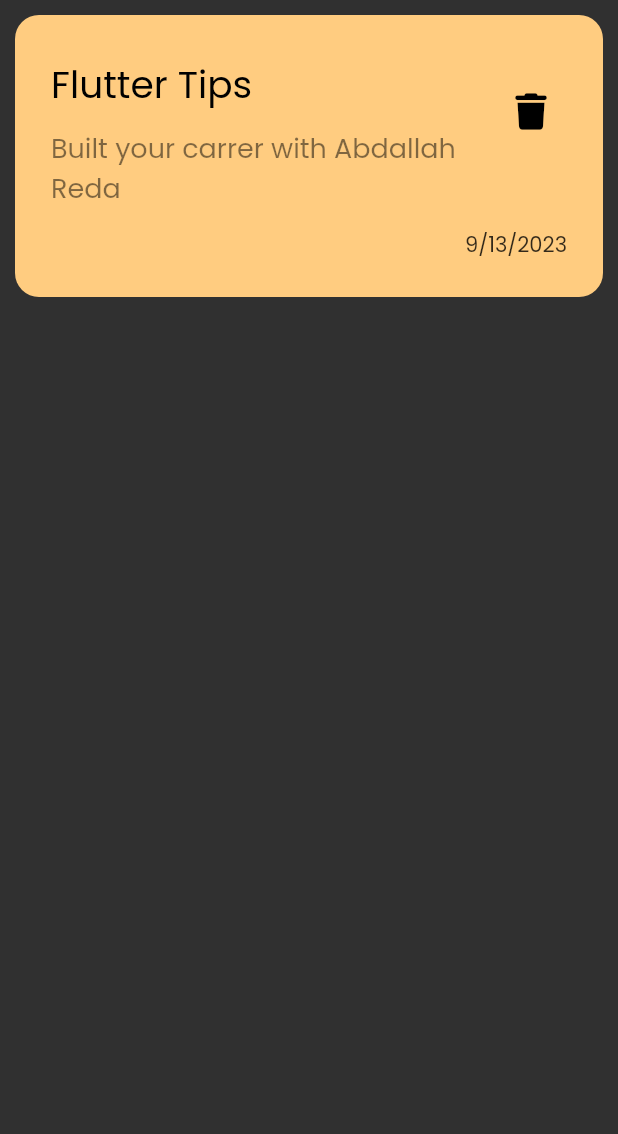
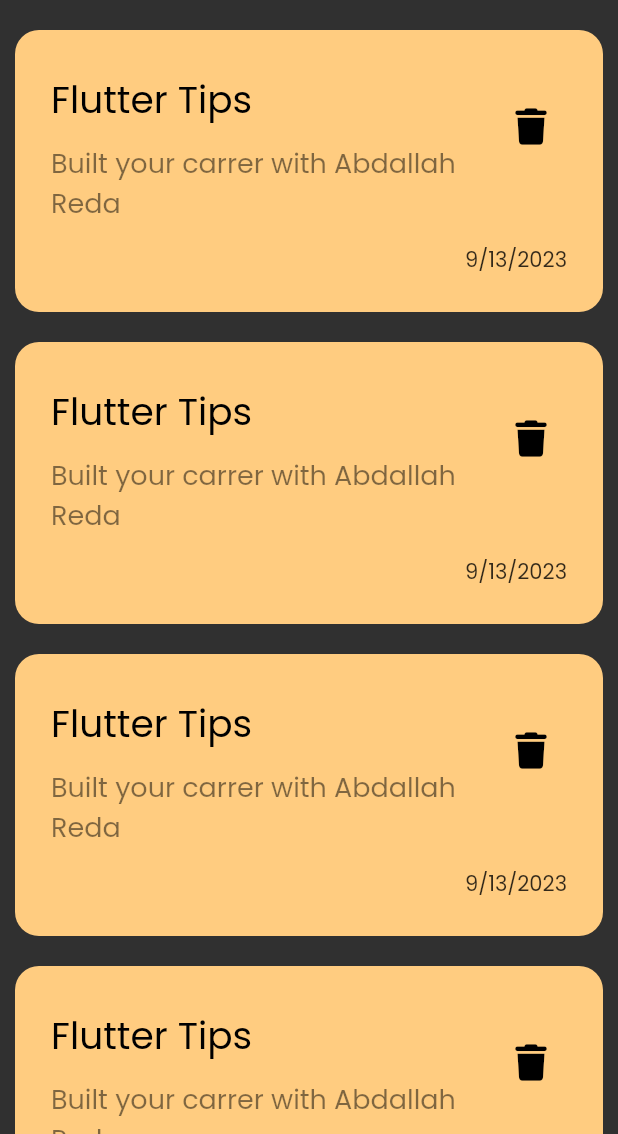
Before and after one commit to Abdallahreda12/Notes_app, a Flutter app: the screen it shows after launch, on a phone screen of 412 x 824 dp, the part 102-1236 px from its top. Run offline on Flutter 3.47's test engine with Material 2 defaults, Android fonts, the phone set to English and light mode, and no system bars; our stand-ins replace font_awesome_flutter.

Commit message:
create notes list view

```diff
--- a/lib/Widgets/custom_note_item.dart
+++ b/lib/Widgets/custom_note_item.dart
@@ -9,7 +9,7 @@ class NoteItem extends StatelessWidget {
   @override
   Widget build(BuildContext context) {
     return Container(
-      margin: const EdgeInsets.symmetric(horizontal: 10),
+      margin: const EdgeInsets.symmetric(horizontal: 10, vertical: 10),
       decoration: BoxDecoration(
           color: const Color(0xffffcc80),
           borderRadius: BorderRadius.circular(16)),
--- /dev/null
+++ b/lib/Widgets/notes_list_view.dart
@@ -0,0 +1,13 @@
+import 'package:flutter/material.dart';
+import 'package:notes_app/Widgets/custom_note_item.dart';
+
+class NotesListView extends StatelessWidget {
+  const NotesListView({super.key});
+
+  @override
+  Widget build(BuildContext context) {
+    return ListView.builder(itemBuilder: ((context, index) {
+      return NoteItem();
+    }));
+  }
+}
--- a/lib/Widgets/notes_view_body.dart
+++ b/lib/Widgets/notes_view_body.dart
@@ -1,22 +1,22 @@
 import 'package:flutter/material.dart';
 import 'custom_appbar.dart';
-import 'custom_note_item.dart';
+import 'notes_list_view.dart';
 
 class NotesNiewBody extends StatelessWidget {
   const NotesNiewBody({super.key});
 
   @override
   Widget build(BuildContext context) {
-    return Column(
+    return const Column(
       children: [
-        const SizedBox(
+        SizedBox(
           height: 18,
         ),
-        const CustomAppBar(),
-        const SizedBox(
+        CustomAppBar(),
+        SizedBox(
           height: 10,
         ),
-        NoteItem()
+        Expanded(child: NotesListView())
       ],
     );
   }
```
